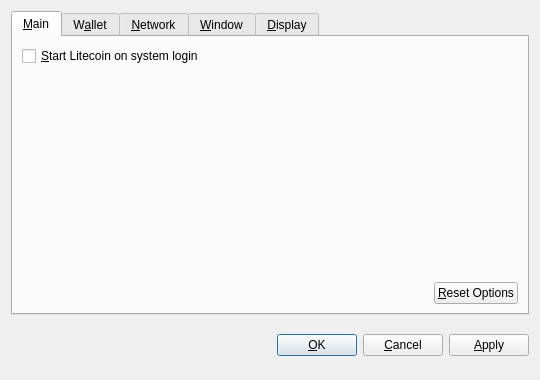
Above: src/qt/forms/optionsdialog.ui from romanavionics/aero before the change. Below: the same form after it.
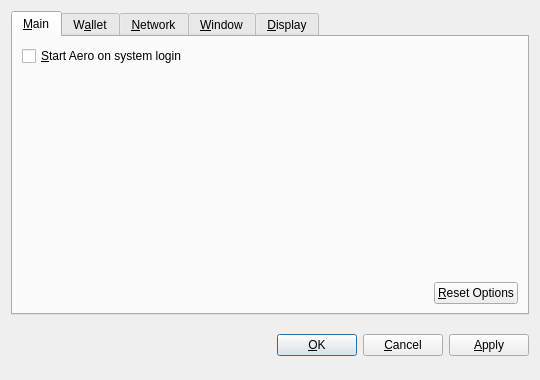
That is the form after the change. Custom widgets are drawn as their Qt base class.

Patch:
```diff
--- a/src/qt/forms/optionsdialog.ui
+++ b/src/qt/forms/optionsdialog.ui
@@ -36,7 +36,7 @@
           <string>Automatically start Litecoin after logging in to the system.</string>
          </property>
          <property name="text">
-          <string>&amp;Start Litecoin on system login</string>
+          <string>&amp;Start Aero on system login</string>
          </property>
         </widget>
        </item>
```
Left out of the diff: 10 changed lines with no effect on the pictures.
